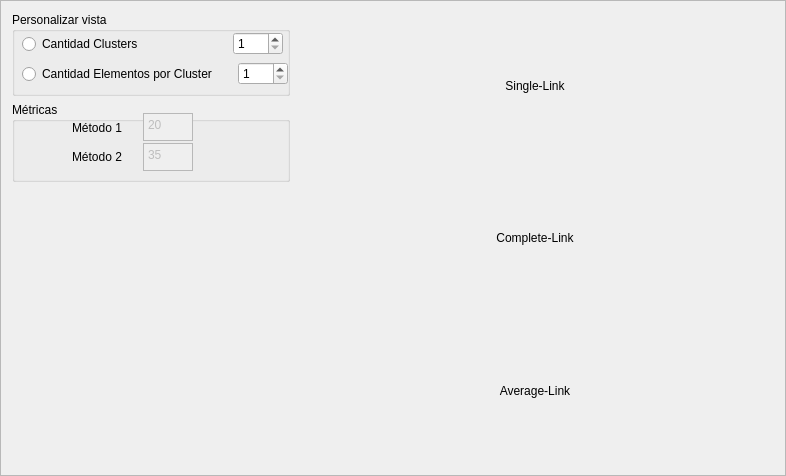
This is visual/frame.ui in gabrieljcandia/TPI-IA-II-2018 as Qt 5 draws it before an edit. The edited form follows.
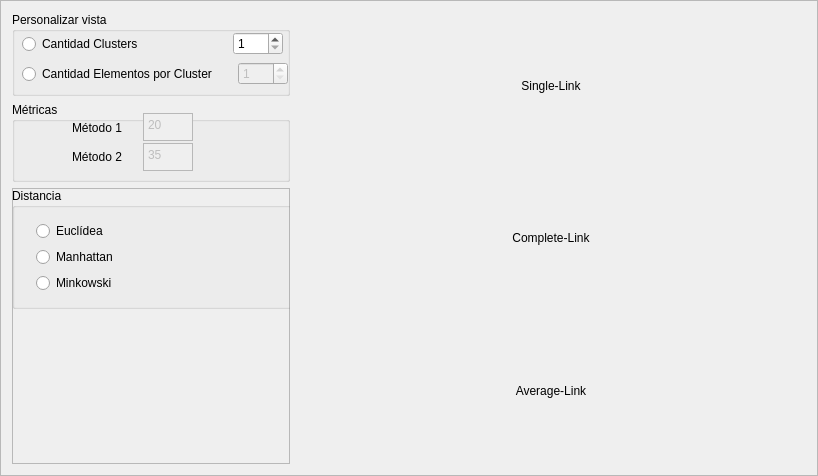
This is the edited form.

Patch:
```diff
--- a/visual/frame.ui
+++ b/visual/frame.ui
@@ -6,7 +6,7 @@
    <rect>
     <x>0</x>
     <y>0</y>
-    <width>786</width>
+    <width>818</width>
     <height>476</height>
    </rect>
   </property>
@@ -121,6 +121,9 @@
              </item>
              <item>
               <widget class="QSpinBox" name="spinCantElemPorCluster">
+               <property name="enabled">
+                <bool>false</bool>
+               </property>
                <property name="maximumSize">
                 <size>
                  <width>50</width>
@@ -241,17 +244,63 @@
         </layout>
        </item>
        <item>
-        <spacer name="verticalSpacer">
-         <property name="orientation">
-          <enum>Qt::Vertical</enum>
-         </property>
-         <property name="sizeHint" stdset="0">
+        <widget class="QFrame" name="frame">
+         <property name="minimumSize">
           <size>
-           <width>20</width>
-           <height>288</height>
+           <width>0</width>
+           <height>266</height>
           </size>
          </property>
-        </spacer>
+         <property name="frameShape">
+          <enum>QFrame::StyledPanel</enum>
+         </property>
+         <property name="frameShadow">
+          <enum>QFrame::Raised</enum>
+         </property>
+         <widget class="QGroupBox" name="verticalGroupBox_4">
+          <property name="geometry">
+           <rect>
+            <x>0</x>
+            <y>0</y>
+            <width>281</width>
+            <height>121</height>
+           </rect>
+          </property>
+          <property name="title">
+           <string>Distancia</string>
+          </property>
+          <layout class="QVBoxLayout" name="verticalLayout_3">
+           <item>
+            <layout class="QVBoxLayout" name="VLcalculoDistancia" stretch="0,0,0">
+             <property name="leftMargin">
+              <number>12</number>
+             </property>
+             <item>
+              <widget class="QRadioButton" name="rbEuclidea">
+               <property name="text">
+                <string>Euclídea</string>
+               </property>
+              </widget>
+             </item>
+             <item>
+              <widget class="QRadioButton" name="rbManhattan">
+               <property name="text">
+                <string>Manhattan</string>
+               </property>
+              </widget>
+             </item>
+             <item>
+              <widget class="QRadioButton" name="rbMinkowski">
+               <property name="text">
+                <string>Minkowski</string>
+               </property>
+              </widget>
+             </item>
+            </layout>
+           </item>
+          </layout>
+         </widget>
+        </widget>
        </item>
       </layout>
      </item>
```
